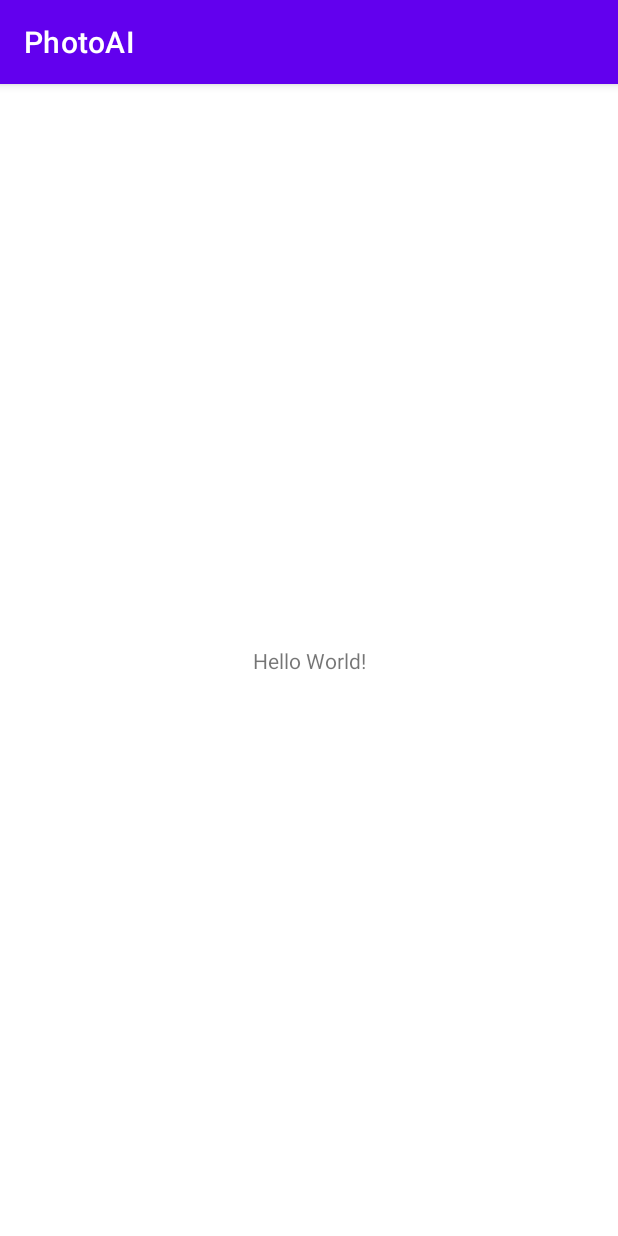
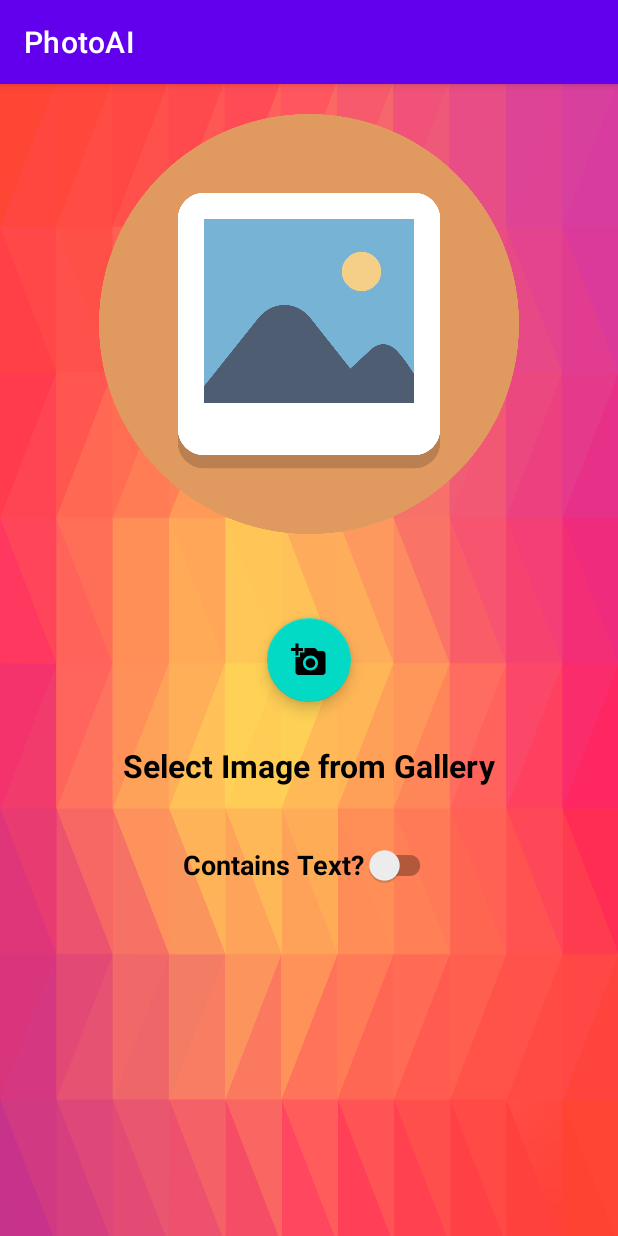
Before and after one commit to JayantGoel001/PhotoAI, an Android app: the screen it shows after launch (MainActivity), on a phone screen of 412 x 824 dp. Run offline under Robolectric (Android 15) with nearby library versions, the phone set to English and light mode, and no system bars.

Commit message:
Initial Commit

```diff
--- /dev/null
+++ b/app/src/main/res/drawable/ic_baseline_add_a_photo_24.xml
@@ -0,0 +1,10 @@
+<vector xmlns:android="http://schemas.android.com/apk/res/android"
+    android:width="24dp"
+    android:height="24dp"
+    android:viewportWidth="24"
+    android:viewportHeight="24"
+    android:tint="?attr/colorControlNormal">
+  <path
+      android:fillColor="@android:color/white"
+      android:pathData="M3,4V1h2v3h3v2H5v3H3V6H0V4H3zM6,10V7h3V4h7l1.83,2H21c1.1,0 2,0.9 2,2v12c0,1.1 -0.9,2 -2,2H5c-1.1,0 -2,-0.9 -2,-2V10H6zM13,19c2.76,0 5,-2.24 5,-5s-2.24,-5 -5,-5s-5,2.24 -5,5S10.24,19 13,19zM9.8,14c0,1.77 1.43,3.2 3.2,3.2s3.2,-1.43 3.2,-3.2s-1.43,-3.2 -3.2,-3.2S9.8,12.23 9.8,14z"/>
+</vector>
--- a/app/src/main/res/layout/activity_main.xml
+++ b/app/src/main/res/layout/activity_main.xml
@@ -1,18 +1,83 @@
 <?xml version="1.0" encoding="utf-8"?>
-<androidx.constraintlayout.widget.ConstraintLayout xmlns:android="http://schemas.android.com/apk/res/android"
+<androidx.coordinatorlayout.widget.CoordinatorLayout
+    xmlns:android="http://schemas.android.com/apk/res/android"
     xmlns:app="http://schemas.android.com/apk/res-auto"
     xmlns:tools="http://schemas.android.com/tools"
     android:layout_width="match_parent"
     android:layout_height="match_parent"
+    android:background="@drawable/bg"
     tools:context=".MainActivity">
 
-    <TextView
-        android:layout_width="wrap_content"
-        android:layout_height="wrap_content"
-        android:text="Hello World!"
-        app:layout_constraintBottom_toBottomOf="parent"
-        app:layout_constraintLeft_toLeftOf="parent"
-        app:layout_constraintRight_toRightOf="parent"
-        app:layout_constraintTop_toTopOf="parent" />
 
-</androidx.constraintlayout.widget.ConstraintLayout>
+    <androidx.constraintlayout.widget.ConstraintLayout
+        android:layout_width="match_parent"
+        android:layout_height="match_parent">
+        <ImageView
+            android:id="@+id/imageView"
+            android:layout_width="match_parent"
+            android:layout_height="280dp"
+            android:layout_margin="20dp"
+            app:layout_constraintStart_toStartOf="parent"
+            app:layout_constraintEnd_toEndOf="parent"
+            app:layout_constraintTop_toTopOf="parent"
+            app:srcCompat="@drawable/pngs"
+            tools:ignore="ContentDescription" />
+        <com.google.android.material.floatingactionbutton.FloatingActionButton
+            android:id="@+id/fab"
+            android:layout_width="wrap_content"
+            android:layout_height="wrap_content"
+            style="@style/Widget.Design.FloatingActionButton"
+            android:layout_margin="8dp"
+            app:layout_constraintBottom_toBottomOf="parent"
+            app:layout_constraintEnd_toEndOf="parent"
+            app:layout_constraintStart_toStartOf="parent"
+            app:layout_constraintTop_toBottomOf="@id/imageView"
+            app:layout_constraintTop_toTopOf="parent"
+            android:src="@drawable/ic_baseline_add_a_photo_24"
+            tools:ignore="ContentDescription" />
+        <TextView
+            android:id="@+id/textView"
+            android:layout_width="wrap_content"
+            android:layout_height="wrap_content"
+            android:layout_marginTop="18dp"
+            android:text="@string/select_image_from_gallery"
+            android:textColor="@color/common_google_signin_btn_text_dark_focused"
+            android:textStyle="bold"
+            android:textSize="21sp"
+            android:padding="10dp"
+            app:layout_constraintEnd_toEndOf="parent"
+            app:layout_constraintRight_toLeftOf="parent"
+            app:layout_constraintRight_toRightOf="parent"
+            app:layout_constraintStart_toStartOf="parent"
+            app:layout_constraintTop_toBottomOf="@id/fab"
+            />
+        <androidx.appcompat.widget.SwitchCompat
+            android:id="@+id/switch1"
+            android:layout_width="wrap_content"
+            android:layout_height="wrap_content"
+            app:layout_constraintEnd_toEndOf="parent"
+            app:layout_constraintStart_toStartOf="parent"
+            app:layout_constraintTop_toBottomOf="@id/textView"
+            android:text="@string/contains_text"
+            android:textSize="18sp"
+            android:textStyle="bold"
+            android:layout_marginTop="18dp"
+            />
+        <com.google.android.material.chip.ChipGroup
+            android:id="@+id/chipGroup"
+            android:layout_width="wrap_content"
+            android:layout_height="wrap_content"
+            style="@style/Widget.MaterialComponents.ChipGroup"
+            android:layout_marginStart="8dp"
+            android:layout_marginTop="16dp"
+            android:layout_marginEnd="8dp"
+            android:layout_marginBottom="8dp"
+            app:layout_constraintBottom_toBottomOf="parent"
+            app:layout_constraintEnd_toEndOf="parent"
+            app:layout_constraintStart_toStartOf="parent"
+            app:layout_constraintTop_toBottomOf="@id/switch1"
+            app:layout_constraintVertical_bias="0.1"
+            />
+
+    </androidx.constraintlayout.widget.ConstraintLayout>
+</androidx.coordinatorlayout.widget.CoordinatorLayout>
--- a/app/src/main/res/values/strings.xml
+++ b/app/src/main/res/values/strings.xml
@@ -1,3 +1,5 @@
 <resources>
     <string name="app_name">PhotoAI</string>
+    <string name="select_image_from_gallery">Select Image from Gallery</string>
+    <string name="contains_text">Contains Text? </string>
 </resources>
```
